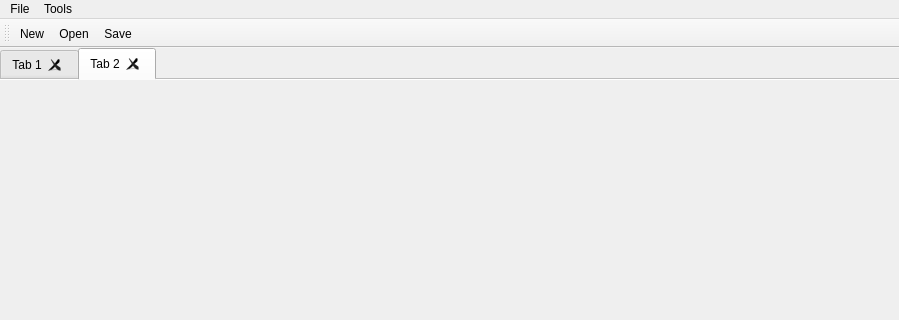
This is ELD/mainwindow.ui in wastedabuser/eld-designer as Qt 5 draws it before an edit; both pictures show x 0 to 899 and y 0 to 320 of the 899 by 703 pixel window. The edited form follows.
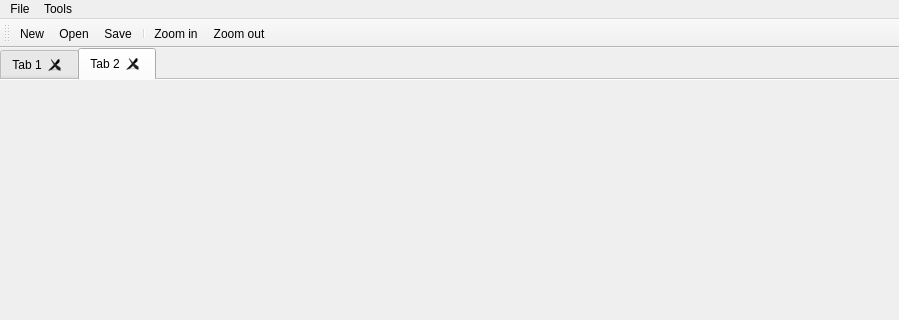
This is the edited form. Icons and pictures are not drawn.

Diff of the .ui file:
```diff
--- a/ELD/mainwindow.ui
+++ b/ELD/mainwindow.ui
@@ -96,6 +96,9 @@
    <addaction name="actionNew"/>
    <addaction name="actionOpen"/>
    <addaction name="actionSave"/>
+   <addaction name="separator"/>
+   <addaction name="actionZoom_in"/>
+   <addaction name="actionZoom_out"/>
   </widget>
   <widget class="QStatusBar" name="statusBar"/>
   <action name="actionNew">
@@ -144,6 +147,24 @@
     <string>Select config file</string>
    </property>
   </action>
+  <action name="actionZoom_in">
+   <property name="icon">
+    <iconset resource="icons.qrc">
+     <normaloff>:/icons/magnifier_zoom_in.png</normaloff>:/icons/magnifier_zoom_in.png</iconset>
+   </property>
+   <property name="text">
+    <string>Zoom in</string>
+   </property>
+  </action>
+  <action name="actionZoom_out">
+   <property name="icon">
+    <iconset resource="icons.qrc">
+     <normaloff>:/icons/magifier_zoom_out.png</normaloff>:/icons/magifier_zoom_out.png</iconset>
+   </property>
+   <property name="text">
+    <string>Zoom out</string>
+   </property>
+  </action>
  </widget>
  <layoutdefault spacing="6" margin="11"/>
  <resources>
```
Left out of the diff: 2 changed lines with no effect on the pictures.
